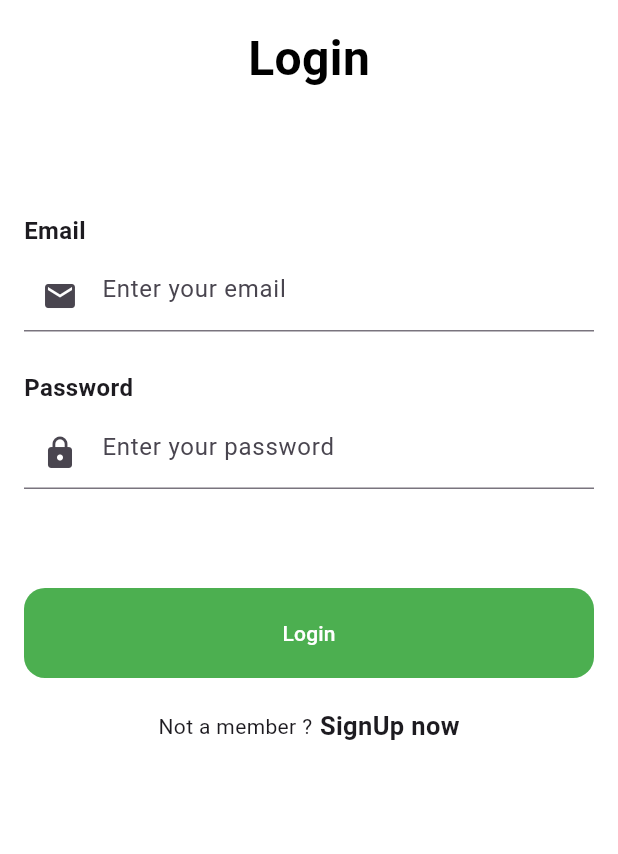
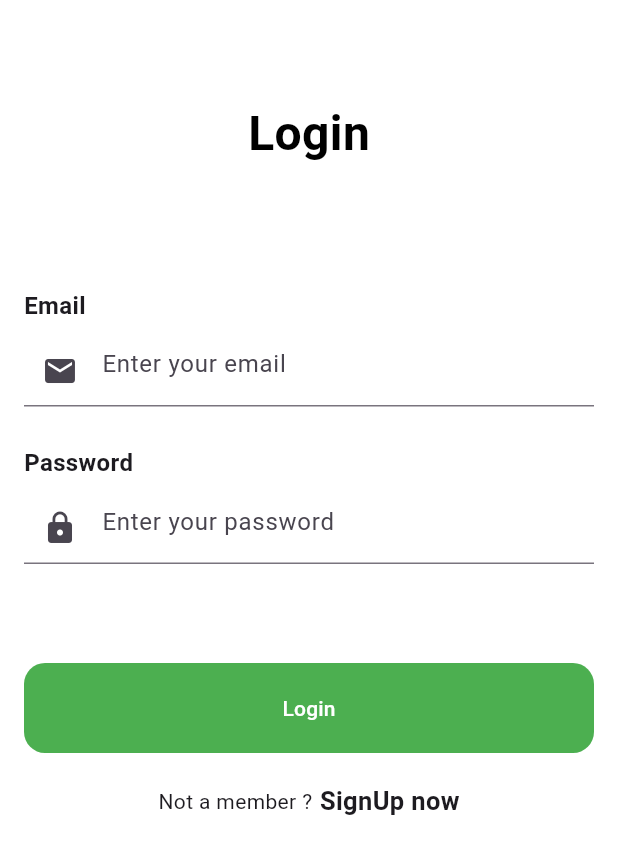
Before and after one commit to raghda-ali/ToDo-App, a Flutter app: the screen it shows after launch, after a tap on "Sign Up", after a tap on "Login", on a phone screen of 412 x 824 dp. Shown: the top 854 px of the screen. Run offline on Flutter 3.47's test engine with Material 3 defaults, Android fonts, the phone set to English and light mode, and no system bars; our stand-ins replace cloud_firestore, firebase_auth, firebase_core, fluttertoast, get_it; accounts and stored records are empty.

```diff
--- a/lib/features/auth/presentation/pages/login_page.dart
+++ b/lib/features/auth/presentation/pages/login_page.dart
@@ -17,11 +17,12 @@ class LoginPage extends StatelessWidget {
     return Scaffold(
       backgroundColor: Colors.white,
       resizeToAvoidBottomInset: true,
-      // appBar: AppBar(
-      //   backgroundColor: Colors.transparent,
-      //   elevation: 0,
-      //   toolbarHeight: 50,
-      // ),
+      appBar: AppBar(
+        backgroundColor: Colors.transparent,
+        elevation: 0,
+        toolbarHeight: 50,
+        automaticallyImplyLeading: false,
+      ),
       body: SafeArea(
         child: SingleChildScrollView(
           padding: const EdgeInsets.symmetric(horizontal: 16, vertical: 16),
--- a/lib/features/auth/presentation/pages/register_page.dart
+++ b/lib/features/auth/presentation/pages/register_page.dart
@@ -23,6 +23,7 @@ class RegisterPage extends StatelessWidget {
         backgroundColor: Colors.transparent,
         elevation: 0,
         toolbarHeight: 50,
+        automaticallyImplyLeading: false,
       ),
       body: SafeArea(
         child: SingleChildScrollView(
--- a/lib/features/crud/data/repositories/todo_repository_impl.dart
+++ b/lib/features/crud/data/repositories/todo_repository_impl.dart
@@ -16,6 +16,7 @@ class TodoRepositoryImpl implements TodoRepository {
         title: todo.title,
         description: todo.description,
         createdTime: todo.createdTime,
+        userId: todo.userId,
       ),
     );
   }
@@ -33,6 +34,7 @@ class TodoRepositoryImpl implements TodoRepository {
         title: todo.title,
         description: todo.description,
         createdTime: todo.createdTime,
+        userId: todo.userId,
       ),
     );
   }
@@ -45,6 +47,7 @@ class TodoRepositoryImpl implements TodoRepository {
         title: todo.title,
         description: todo.description,
         createdTime: todo.createdTime,
+        userId: todo.userId,
       ),
     );
   }
--- a/lib/features/crud/domain/entities/todo_entity.dart
+++ b/lib/features/crud/domain/entities/todo_entity.dart
@@ -7,29 +7,13 @@ class TodoEntity {
   String title;
   String id;
   String description;
-  bool isDone;
+  String? userId;
 
   TodoEntity({
     required this.createdTime,
     required this.title,
     required this.description,
     required this.id,
-    this.isDone = false,
+    this.userId,
   });
-
-  static TodoEntity fromJson(Map<String, dynamic> json) => TodoEntity(
-    createdTime: json['createdTime'].toDate(),
-    title: json['title'],
-    description: json['description'],
-    id: json['id'],
-    isDone: json['isDone'],
-  );
-
-  Map<String, dynamic> toJson() => {
-    'createdTime': createdTime.toUtc(),
-    'title': title,
-    'description': description,
-    'id': id,
-    'isDone': isDone,
-  };
 }
--- a/lib/features/crud/presentation/pages/add_todo_page.dart
+++ b/lib/features/crud/presentation/pages/add_todo_page.dart
@@ -1,6 +1,7 @@
 import 'package:flutter/material.dart';
 import 'package:provider/provider.dart';
 import 'package:todo_app/core/widgets/custom_elevated_button.dart';
+import 'package:todo_app/features/crud/data/model/todo_model.dart';
 import 'package:todo_app/features/crud/domain/entities/todo_entity.dart';
 import 'package:todo_app/features/crud/presentation/widgets/todo_form_widget.dart';
 import '../provider/todos_provider.dart';
@@ -54,7 +55,7 @@ class AddTodoPageState extends State<AddTodoPage> {
                             : () async {
                               if (!_addFormKey.currentState!.validate()) return;
 
-                              final todo = TodoEntity(
+                              final todo = TodoModel(
                                 id: DateTime.now().toString(),
                                 title: toDoProvider.addTitleController.text,
                                 description:
--- a/lib/features/crud/presentation/pages/home_page.dart
+++ b/lib/features/crud/presentation/pages/home_page.dart
@@ -18,6 +18,8 @@ class HomePage extends StatelessWidget {
       appBar: AppBar(
         title: Text('To Do App'),
         backgroundColor: Colors.white,
+        elevation:1,
+        automaticallyImplyLeading: false,
         actionsPadding: EdgeInsets.symmetric(vertical: 10, horizontal: 10),
         actions: [
           GestureDetector(
```
Also changed, not shown: lib/features/crud/data/data_sources/todo_remote_data_source.dart (+41 -13 lines), lib/features/crud/data/model/todo_model.dart (+7 -6 lines), 1 other file.
